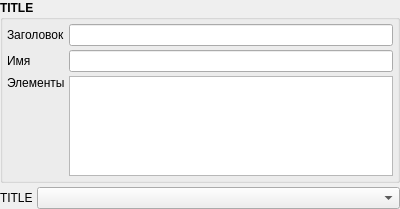
Old version of the form src/components/variablelistframe.ui in the repository Gris87/ProtocolCreator.
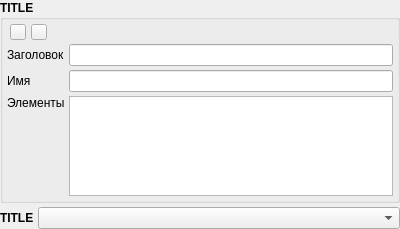
New version of the form. Icons and pictures are not drawn.

Commit message: Allow to copy variables and components

Patch:
```diff
--- a/src/components/variablelistframe.ui
+++ b/src/components/variablelistframe.ui
@@ -7,7 +7,7 @@
     <x>0</x>
     <y>0</y>
     <width>400</width>
-    <height>195</height>
+    <height>217</height>
    </rect>
   </property>
   <property name="windowTitle">
@@ -38,7 +38,7 @@
       <property name="spacing">
        <number>4</number>
       </property>
-      <item row="0" column="0">
+      <item row="1" column="0">
        <widget class="QLabel" name="nameLabel">
         <property name="font">
          <font>
@@ -51,7 +51,7 @@
         </property>
        </widget>
       </item>
-      <item row="0" column="1">
+      <item row="1" column="1">
        <widget class="QLineEdit" name="nameEdit">
         <property name="font">
          <font>
@@ -61,7 +61,7 @@
         </property>
        </widget>
       </item>
-      <item row="1" column="0">
+      <item row="2" column="0">
        <widget class="QLabel" name="varNameLabel">
         <property name="font">
          <font>
@@ -74,7 +74,7 @@
         </property>
        </widget>
       </item>
-      <item row="1" column="1">
+      <item row="2" column="1">
        <widget class="QLineEdit" name="varNameEdit">
         <property name="font">
          <font>
@@ -84,7 +84,7 @@
         </property>
        </widget>
       </item>
-      <item row="2" column="0">
+      <item row="3" column="0">
        <widget class="QLabel" name="linesLabel">
         <property name="font">
          <font>
@@ -100,7 +100,7 @@
         </property>
        </widget>
       </item>
-      <item row="2" column="1">
+      <item row="3" column="1">
        <widget class="QPlainTextEdit" name="linesTextEdit">
         <property name="minimumSize">
          <size>
@@ -116,6 +116,183 @@
         </property>
        </widget>
       </item>
+      <item row="0" column="1">
+       <layout class="QHBoxLayout" name="horizontalLayout_2">
+        <property name="spacing">
+         <number>2</number>
+        </property>
+        <item>
+         <spacer name="horizontalSpacer">
+          <property name="orientation">
+           <enum>Qt::Horizontal</enum>
+          </property>
+          <property name="sizeHint" stdset="0">
+           <size>
+            <width>0</width>
+            <height>0</height>
+           </size>
+          </property>
+         </spacer>
+        </item>
+        <item>
+         <widget class="QPushButton" name="copyButton">
+          <property name="sizePolicy">
+           <sizepolicy hsizetype="Fixed" vsizetype="Fixed">
+            <horstretch>0</horstretch>
+            <verstretch>0</verstretch>
+           </sizepolicy>
+          </property>
+          <property name="maximumSize">
+           <size>
+            <width>16</width>
+            <height>16</height>
+           </size>
+          </property>
+          <property name="font">
+           <font>
+            <weight>50</weight>
+            <bold>false</bold>
+           </font>
+          </property>
+          <property name="text">
+           <string/>
+          </property>
+          <property name="icon">
+           <iconset resource="../../Resources.qrc">
+            <normaloff>:/images/CopyComponent.png</normaloff>:/images/CopyComponent.png</iconset>
+          </property>
+          <property name="flat">
+           <bool>true</bool>
+          </property>
+         </widget>
+        </item>
+        <item>
+         <widget class="QPushButton" name="deleteButton">
+          <property name="sizePolicy">
+           <sizepolicy hsizetype="Fixed" vsizetype="Fixed">
+            <horstretch>0</horstretch>
+            <verstretch>0</verstretch>
+           </sizepolicy>
+          </property>
+          <property name="maximumSize">
+           <size>
+            <width>16</width>
+            <height>16</height>
+           </size>
+          </property>
+          <property name="font">
+           <font>
+            <weight>50</weight>
+            <bold>false</bold>
+           </font>
+          </property>
+          <property name="text">
+           <string/>
+          </property>
+          <property name="icon">
+           <iconset resource="../../Resources.qrc">
+            <normaloff>:/images/Delete.png</normaloff>:/images/Delete.png</iconset>
+          </property>
+          <property name="flat">
+           <bool>true</bool>
+          </property>
+         </widget>
+        </item>
+       </layout>
+      </item>
+      <item row="0" column="0">
+       <layout class="QHBoxLayout" name="horizontalLayout_3">
+        <property name="spacing">
+         <number>2</number>
+        </property>
+        <item>
+         <widget class="QPushButton" name="upButton">
+          <property name="sizePolicy">
+           <sizepolicy hsizetype="Fixed" vsizetype="Fixed">
+            <horstretch>0</horstretch>
+            <verstretch>0</verstretch>
+           </sizepolicy>
+          </property>
+          <property name="maximumSize">
+           <size>
+            <width>16</width>
+            <height>16</height>
+           </size>
+          </property>
+          <property name="font">
+           <font>
+            <weight>50</weight>
+            <bold>false</bold>
+           </font>
+          </property>
+          <property name="text">
+           <string/>
+          </property>
+          <property name="icon">
+           <iconset resource="../../Resources.qrc">
+            <normaloff>:/images/Up.png</normaloff>:/images/Up.png</iconset>
+          </property>
+          <property name="iconSize">
+           <size>
+            <width>14</width>
+            <height>14</height>
+           </size>
+          </property>
+         </widget>
+        </item>
+        <item>
+         <widget class="QPushButton" name="downButton">
+          <property name="sizePolicy">
+           <sizepolicy hsizetype="Fixed" vsizetype="Fixed">
+            <horstretch>0</horstretch>
+            <verstretch>0</verstretch>
+           </sizepolicy>
+          </property>
+          <property name="maximumSize">
+           <size>
+            <width>16</width>
+            <height>16</height>
+           </size>
+          </property>
+          <property name="font">
+           <font>
+            <weight>50</weight>
+            <bold>false</bold>
+           </font>
+          </property>
+          <property name="text">
+           <string/>
+          </property>
+          <property name="icon">
+           <iconset resource="../../Resources.qrc">
+            <normaloff>:/images/Down.png</normaloff>:/images/Down.png</iconset>
+          </property>
+          <property name="iconSize">
+           <size>
+            <width>14</width>
+            <height>14</height>
+           </size>
+          </property>
+         </widget>
+        </item>
+        <item>
+         <spacer name="horizontalSpacer_2">
+          <property name="orientation">
+           <enum>Qt::Horizontal</enum>
+          </property>
+          <property name="sizeType">
+           <enum>QSizePolicy::Fixed</enum>
+          </property>
+          <property name="sizeHint" stdset="0">
+           <size>
+            <width>15</width>
+            <height>0</height>
+           </size>
+          </property>
+         </spacer>
+        </item>
+       </layout>
+      </item>
      </layout>
     </widget>
    </item>
@@ -136,6 +313,12 @@
           <verstretch>0</verstretch>
          </sizepolicy>
         </property>
+        <property name="font">
+         <font>
+          <weight>75</weight>
+          <bold>true</bold>
+         </font>
+        </property>
         <property name="text">
          <string>TITLE</string>
         </property>
```
Left out of the diff: 4 changed lines with no effect on the pictures. The commit also changes 27 other files.
